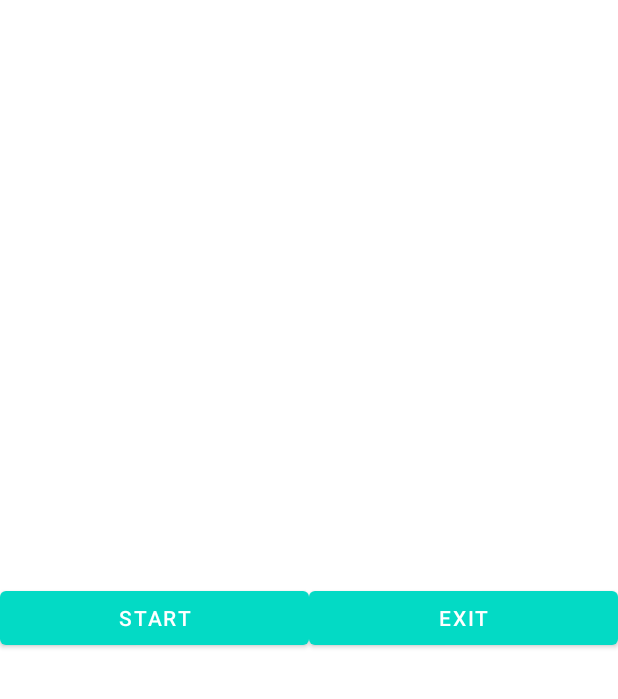
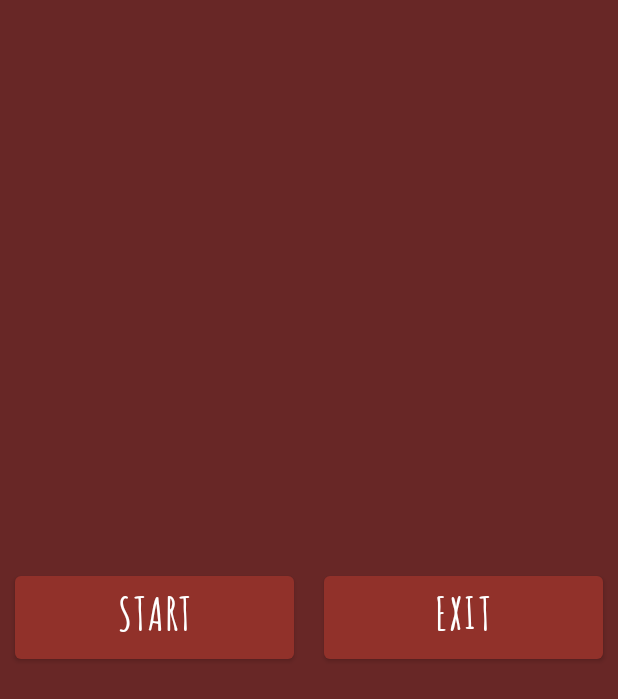
Before and after one commit to KirillKotenok/SplashTheBaloons, an Android app: the MainActivity screen opened directly, with no data from a screen before it, on a phone screen of 412 x 824 dp. Shown: the top 699 px of the screen. Run offline under Robolectric (Android 15) with nearby library versions, the phone set to English and light mode, and no system bars.

Commit message:
Fix this shit

```diff
--- a/app/src/main/java/com/baloonInk/splashthebaloons/activity/EndActivity.java
+++ b/app/src/main/java/com/baloonInk/splashthebaloons/activity/EndActivity.java
@@ -3,6 +3,7 @@ package com.baloonInk.splashthebaloons.activity;
 import androidx.appcompat.app.AppCompatActivity;
 
 import android.content.Intent;
+import android.graphics.Color;
 import android.media.MediaPlayer;
 import android.os.Bundle;
 import android.view.View;
@@ -32,6 +33,7 @@ public class EndActivity extends AppCompatActivity implements View.OnClickListen
         intent = getIntent();
         score = intent.getIntExtra(mainActivity.SCORE_KEY, 0);
         textView.setText(String.format(getString(R.string.score), score));
+        textView.setTextColor(Color.WHITE);
     }
 
 
--- a/app/src/main/java/com/baloonInk/splashthebaloons/activity/MainActivity.java
+++ b/app/src/main/java/com/baloonInk/splashthebaloons/activity/MainActivity.java
@@ -1,25 +1,33 @@
 package com.baloonInk.splashthebaloons.activity;
 
 import android.content.Intent;
+import android.graphics.Point;
+import android.graphics.drawable.ColorDrawable;
 import android.os.Bundle;
-import android.view.Display;
+import android.os.Handler;
 
+import androidx.appcompat.app.AlertDialog;
 import androidx.appcompat.app.AppCompatActivity;
 
 import com.baloonInk.splashthebaloons.R;
 import com.baloonInk.splashthebaloons.view.GameView;
 
 public class MainActivity extends AppCompatActivity {
+    private GameView gameView;
+    private Point point;
+    private Handler handler;
     public static final String SCORE_KEY = "SCORE";
+    private final static long INTERVAL = 30;
     private Intent intent;
 
     @Override
     protected void onCreate(Bundle savedInstanceState) {
         super.onCreate(savedInstanceState);
+        point = new Point();
+        getWindowManager().getDefaultDisplay().getSize(point);
         setContentView(R.layout.activity_main);
         findViewById(R.id.button_start).setOnClickListener(v -> {
-            Display display = getWindowManager().getDefaultDisplay();
-            setContentView(new GameView(this, display.getWidth(), display.getHeight()));
+            setContentView(new GameView(this, point.x, point.y));
         });
         findViewById(R.id.button_exit).setOnClickListener(v -> finish());
     }
@@ -30,13 +38,22 @@ public class MainActivity extends AppCompatActivity {
             startActivity(intent);
             finish();
         }
-/*    public void getAlert(){
+
+        @Override
+        public void onBackPressed() {
+            if (GameView.IS_RUNNING) {
+
+            } else {
+                super.onBackPressed();
+            }
+        }
+    /*public void getAlert() {
         AlertDialog.Builder builder = new AlertDialog.Builder(this);
         builder.setCancelable(false);
         builder.setTitle(String.format("You have %d scores.", GameView.score));
         builder.setItems(new String[]{"Main menu", "Exit"}, ((dialog, which) -> {
-            switch (which){
-                case 0 :
+            switch (which) {
+                case 0:
                     startActivity(new Intent(MainActivity.this, MainActivity.class));
                     GameView.score = 0;
                     finish();
--- a/app/src/main/java/com/baloonInk/splashthebaloons/entity/Balloon.java
+++ b/app/src/main/java/com/baloonInk/splashthebaloons/entity/Balloon.java
@@ -26,7 +26,7 @@ public class Balloon implements Cloneable {
     }
 
     public static Balloon copy(Balloon balloon) {
-        return new Balloon(random.nextInt(10) - 100, balloon.y, balloon.maxX,
+        return new Balloon(random.nextInt(100) - 100 - balloon.getX(),random.nextInt(100) - 100 , balloon.maxX,
                 balloon.balloon_speed, balloon.balloonMap);
     }
 }
--- a/app/src/main/java/com/baloonInk/splashthebaloons/view/GameView.java
+++ b/app/src/main/java/com/baloonInk/splashthebaloons/view/GameView.java
@@ -30,6 +30,7 @@ import java.util.TimerTask;
 
 
 public class GameView extends SurfaceView implements SurfaceHolder.Callback {
+    public static boolean IS_RUNNING = false;
 
     //Screen size
     private int screenX;
@@ -78,7 +79,7 @@ public class GameView extends SurfaceView implements SurfaceHolder.Callback {
         this.screenY = screenY;
         background = BitmapFactory.decodeResource(getResources(), R.drawable.sky);
         background = Bitmap.createScaledBitmap(background, screenX, screenY, false);
-
+        IS_RUNNING = true;
         yellowBalloon = new Balloon(-10, balloonYRandomize(),
                 screenX,
                 4, getYellowBalloonsList());
@@ -89,7 +90,7 @@ public class GameView extends SurfaceView implements SurfaceHolder.Callback {
         redBalloonList = initBalloonList(redBalloon, redBalloonList);
         dart = new Dart(screenX / 2, screenY - getDart().getHeight() - 10, screenY - getDart().getHeight() - 10,
                 0 - getDart().getHeight(), 15, getDart());
-        mainActivity = new MainActivity();
+        mainActivity = (MainActivity) context;
         redBalloonIterator = redBalloonList.iterator();
         yellowBalloonIterator = yellowBalloonList.iterator();
         initLifes();
@@ -251,6 +252,7 @@ public class GameView extends SurfaceView implements SurfaceHolder.Callback {
                 life_count--;
                 if (life_count <= 0) {
                     gameThread.setRunning(false);
+                    IS_RUNNING = false;
                     mainActivity.runOnUiThread(() -> mainActivity.callEndActivity(score));
                 }
                 r.setX(-20 - r.getBalloonMap().get(0).getWidth());
--- a/app/src/main/res/layout/activity_main.xml
+++ b/app/src/main/res/layout/activity_main.xml
@@ -16,6 +16,7 @@
         <LinearLayout
             android:layout_width="match_parent"
             android:layout_height="match_parent"
+            android:background="#682726"
             android:gravity="center"
             android:orientation="horizontal">
 
@@ -23,15 +24,25 @@
                 android:id="@+id/button_start"
                 android:layout_width="wrap_content"
                 android:layout_height="wrap_content"
+                android:layout_marginLeft="10dp"
+                android:layout_marginRight="10dp"
                 android:layout_weight="1"
-                android:text="Start" />
+                android:fontFamily="@font/amatic_bold"
+                android:paddingBottom="10dp"
+                android:text="Start"
+                android:textSize="30sp"/>
 
             <Button
                 android:id="@+id/button_exit"
                 android:layout_width="wrap_content"
                 android:layout_height="wrap_content"
+                android:layout_marginLeft="10dp"
+                android:layout_marginRight="10dp"
+                android:paddingBottom="10dp"
+                android:fontFamily="@font/amatic_bold"
                 android:layout_weight="1"
-                android:text="Exit" />
+                android:text="Exit"
+                android:textSize="30sp"/>
         </LinearLayout>
     </LinearLayout>
 </androidx.constraintlayout.widget.ConstraintLayout>
--- a/app/src/main/res/values-night/themes.xml
+++ b/app/src/main/res/values-night/themes.xml
@@ -1,7 +1,7 @@
 <resources xmlns:tools="http://schemas.android.com/tools">
     <!-- Base application theme. -->
     <style name="Theme.SplashTheBaloons" parent="Theme.MaterialComponents.DayNight.NoActionBar">
-        <item name="colorPrimary">@color/teal_200</item>
+        <item name="colorPrimary">#91312A</item>
         <item name="android:windowNoTitle">true</item>
         <item name="android:windowActionBar">false</item>
         <item name="android:windowFullscreen">true</item>
--- a/app/src/main/res/values/themes.xml
+++ b/app/src/main/res/values/themes.xml
@@ -1,7 +1,7 @@
 <resources xmlns:tools="http://schemas.android.com/tools">
     <!-- Base application theme. -->
     <style name="Theme.SplashTheBaloons" parent="Theme.MaterialComponents.DayNight.NoActionBar">
-        <item name="colorPrimary">@color/teal_200</item>
+        <item name="colorPrimary">#91312A</item>
         <item name="android:windowNoTitle">true</item>
         <item name="android:windowActionBar">false</item>
         <item name="android:windowFullscreen">true</item>
```
Also changed, not shown: app/src/main/res/layout/activity_end.xml (+9 -1 lines). Lines whose indentation alone changed are shown as unchanged.
